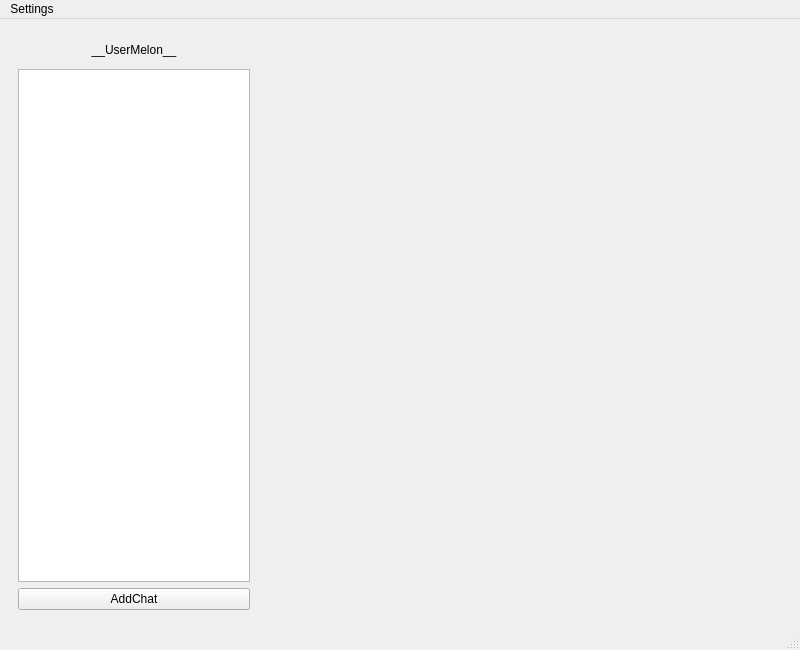
This is src/client-desktop/ui/main_window.ui in kovdan01/melon as Qt 5 draws it before an edit. The edited form follows.
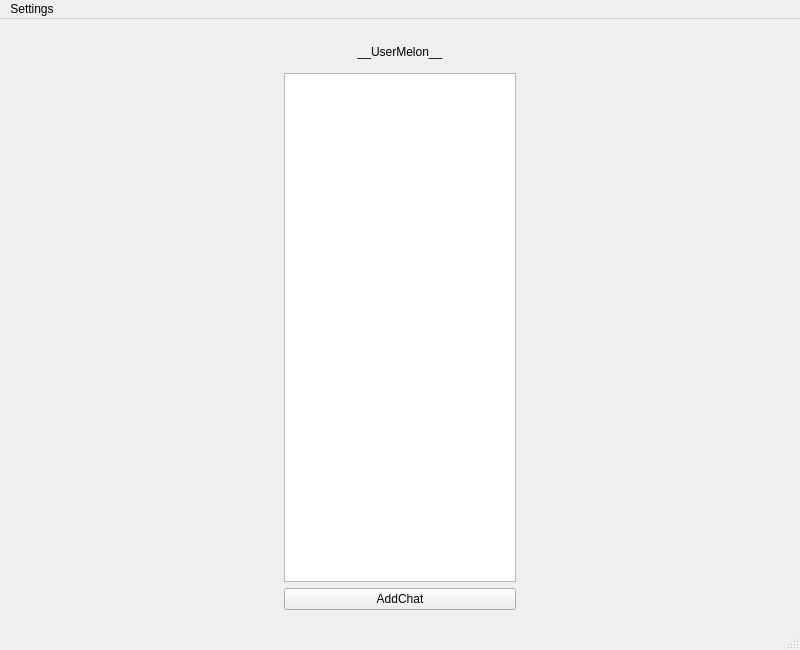
This is the edited form.

Commit message:
Change stacked widget to a single one (#76)
Work with problems with requesting context menu will be carried out as a part of Issue #79.

What changed in the file:
```diff
--- a/src/client-desktop/ui/main_window.ui
+++ b/src/client-desktop/ui/main_window.ui
@@ -11,7 +11,7 @@
    </rect>
   </property>
   <property name="sizePolicy">
-   <sizepolicy hsizetype="Preferred" vsizetype="Preferred">
+   <sizepolicy hsizetype="Preferred" vsizetype="MinimumExpanding">
     <horstretch>0</horstretch>
     <verstretch>0</verstretch>
    </sizepolicy>
@@ -19,7 +19,7 @@
   <property name="minimumSize">
    <size>
     <width>800</width>
-    <height>300</height>
+    <height>600</height>
    </size>
   </property>
   <property name="mouseTracking">
@@ -44,7 +44,7 @@
      <height>500</height>
     </size>
    </property>
-   <layout class="QHBoxLayout" name="horizontalLayout_2" stretch="2,5">
+   <layout class="QHBoxLayout" name="horizontalLayout_2" stretch="2,0">
     <item>
      <widget class="QWidget" name="ChatsMenuLayout" native="true">
       <property name="enabled">
@@ -68,12 +68,18 @@
         <height>16777208</height>
        </size>
       </property>
-      <layout class="QVBoxLayout" name="verticalLayout_2" stretch="1,20,2">
+      <layout class="QVBoxLayout" name="verticalLayout_2" stretch="1,5,2">
        <property name="sizeConstraint">
         <enum>QLayout::SetDefaultConstraint</enum>
        </property>
        <item>
         <widget class="QLabel" name="UserName">
+         <property name="maximumSize">
+          <size>
+           <width>16777215</width>
+           <height>30</height>
+          </size>
+         </property>
          <property name="text">
           <string>__UserMelon__</string>
          </property>
@@ -130,7 +136,7 @@
      </widget>
     </item>
     <item>
-     <widget class="QStackedWidget" name="ChatsWidgetStack"/>
+     <layout class="QVBoxLayout" name="ChatPlace"/>
     </item>
    </layout>
   </widget>
```
Left out of the diff: 14 changed lines with no effect on the pictures. The commit also changes 8 other files.
